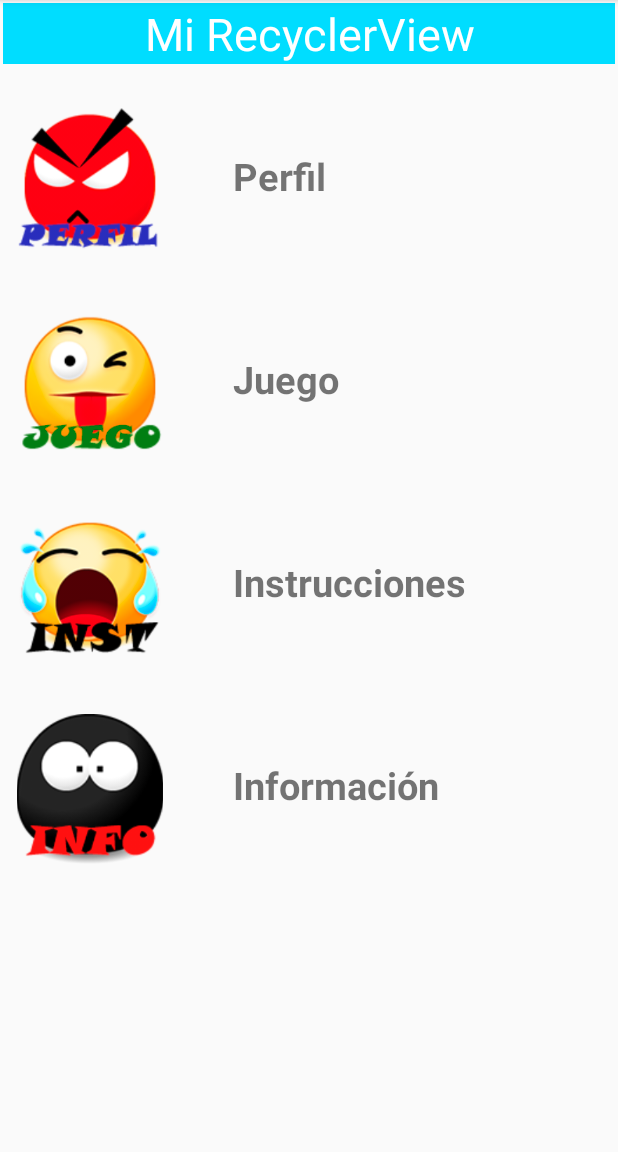
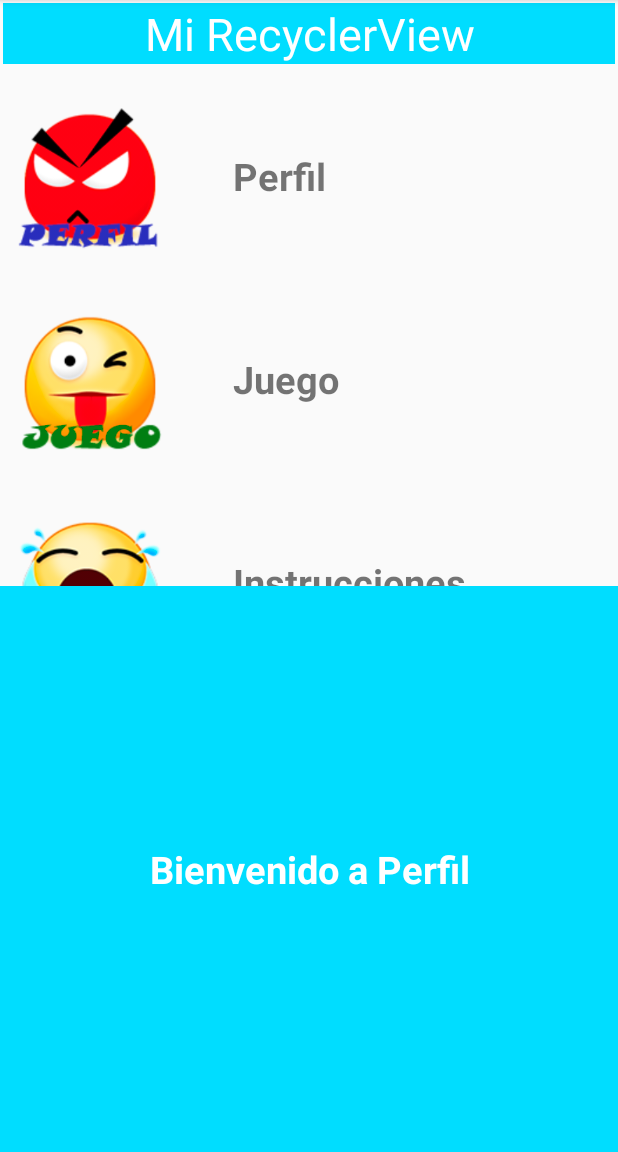
Before and after one commit to jopegi/Programacion_Multimedia, an Android app: the MenuActivity screen opened directly, with no data from a screen before it, after a tap on "Perfil", on a phone screen of 412 x 824 dp, the part 84-1236 px from its top. Run offline under Robolectric (Android 15) with nearby library versions, the phone set to English and light mode, and no system bars; 1 statement that could not run was skipped.

Commit message:
Proyecto04 - PMDM. Funcional.

```diff
--- a/ProyectoSplashImage/app/src/main/java/josevi/android/com/proyectosplashimage/MenuActivity.java
+++ b/ProyectoSplashImage/app/src/main/java/josevi/android/com/proyectosplashimage/MenuActivity.java
@@ -1,21 +1,84 @@
 package josevi.android.com.proyectosplashimage;
 
 import android.net.Uri;
+import android.support.v4.app.FragmentManager;
+import android.support.v4.app.FragmentTransaction;
 import android.support.v7.app.AppCompatActivity;
 import android.os.Bundle;
+import android.widget.FrameLayout;
+import android.widget.Toast;
 
-//Nótese que se ha tenido que implementar la interfaz OnFragmentInteractionListener y su correspondiente
-//método abstracto onFragmentInteraction()
-public class MenuActivity extends AppCompatActivity implements MenuFragment.OnFragmentInteractionListener{
+//Se han tenido que implementar las interfaces ComunicadorFragmentDinamic y ComunicadorFragmentEstatic
+//y sus correspondientes métodos abstractos para poder interactuar con los fragmentos en las que se
+//definen (dichas interfaces)
+public class MenuActivity extends AppCompatActivity implements WellcomeFragment.ComunicadorFragmentDinamic,MenuFragment.ComunicadorFragmentEstatic{
 
     @Override
     protected void onCreate(Bundle savedInstanceState) {
         super.onCreate(savedInstanceState);
         setContentView(R.layout.activity_menu);
+
+        //Instanciamos el fragment dinámico WellcomeFragment en la actividad
+        //y lo añadimos a la misma en el frameLayout cuyo id se denomina contenidoDinamico
+        WellcomeFragment fragmentDinamico = new WellcomeFragment();
+        FragmentManager fm = getSupportFragmentManager();
+        FragmentTransaction ft = fm.beginTransaction();
+        ft.add(R.id.contenidoDinamico, fragmentDinamico);
+        ft.commit();
     }
 
+    //Método abstracto de la interfaz ComunicadorFragmentDinamic perteneciente al fragment dinámico
+    //WellcomeFragment
     @Override
     public void onFragmentInteraction(Uri uri) {
 
     }
+
+    //Métodos abstractos de la interfaz ComunicadorFragmentEstatic perteneciente al fragment estático
+    //MenuFragment
+    @Override
+    public void carregarPerfil() {
+        //Desde esta actividad le pasamos un parémetro de tipo String al fragmento dinámico
+        //WellcomeFragment, mediante su método newInstance(). Esto es así, porque el
+        //constructor de una fragmento no admite parámetros.
+        WellcomeFragment fragmentDinamico = WellcomeFragment.newInstance("Bienvenido a Perfil");
+        FragmentManager fm = getSupportFragmentManager();
+        FragmentTransaction ft = fm.beginTransaction();
+        ft.replace(R.id.contenidoDinamico, fragmentDinamico);
+        ft.commit();
+    }
+
+    @Override
+    public void iniciarJoc() {
+        //Desde esta actividad le pasamos un parémetro de tipo String al fragmento dinámico
+        //WellcomeFragment, mediante su método newInstance(). Esto es así, porque el
+        //constructor de una fragmento no admite parámetros.
+        WellcomeFragment fragmentDinamico = WellcomeFragment.newInstance("Bienvenido a Juego");
+        FragmentManager fm = getSupportFragmentManager();
+        FragmentTransaction ft = fm.beginTransaction();
+        ft.replace(R.id.contenidoDinamico, fragmentDinamico);
+        ft.commit();
+    }
+    @Override
+    public void voreInstruccions(){
+        //Desde esta actividad le pasamos un parémetro de tipo String al fragmento dinámico
+        //WellcomeFragment, mediante su método newInstance(). Esto es así, porque el
+        //constructor de una fragmento no admite parámetros.
+        WellcomeFragment fragmentDinamico = WellcomeFragment.newInstance("Bienvenido a Instrucciones");
+        FragmentManager fm = getSupportFragmentManager();
+        FragmentTransaction ft = fm.beginTransaction();
+        ft.replace(R.id.contenidoDinamico, fragmentDinamico);
+        ft.commit();
+    }
+    @Override
+    public void voreInformacio(){
+        //Desde esta actividad le pasamos un parémetro de tipo String al fragmento dinámico
+        //WellcomeFragment, mediante su método newInstance(). Esto es así, porque el
+        //constructor de una fragmento no admite parámetros.
+        WellcomeFragment fragmentDinamico = WellcomeFragment.newInstance("Bienvenido a Información");
+        FragmentManager fm = getSupportFragmentManager();
+        FragmentTransaction ft = fm.beginTransaction();
+        ft.replace(R.id.contenidoDinamico, fragmentDinamico);
+        ft.commit();
+    }
 }
--- a/ProyectoSplashImage/app/src/main/java/josevi/android/com/proyectosplashimage/MenuFragment.java
+++ b/ProyectoSplashImage/app/src/main/java/josevi/android/com/proyectosplashimage/MenuFragment.java
@@ -10,20 +10,17 @@ import android.support.v7.widget.RecyclerView;
 import android.view.LayoutInflater;
 import android.view.View;
 import android.view.ViewGroup;
+import android.widget.AdapterView;
 import android.widget.Toast;
 
 import java.util.ArrayList;
 import java.util.Arrays;
 
+/*
+* Fragment de tipo estático que se cargará en la actividad MenuActivity y servirá para
+* mostrar un menú que actuará sobre el fragment dinámico WellcomeFragment
+* */
 
-/**
- * A simple {@link Fragment} subclass.
- * Activities that contain this fragment must implement the
- * {@link MenuFragment.OnFragmentInteractionListener} interface
- * to handle interaction events.
- * Use the {@link MenuFragment#newInstance} factory method to
- * create an instance of this fragment.
- */
 public class MenuFragment extends Fragment {
     // TODO: Rename parameter arguments, choose names that match
     // the fragment initialization parameters, e.g. ARG_ITEM_NUMBER
@@ -34,7 +31,7 @@ public class MenuFragment extends Fragment {
     private String mParam1;
     private String mParam2;
 
-    private OnFragmentInteractionListener mListener;
+    private ComunicadorFragmentEstatic mListener;
 
     //Referencia al contededor de datos que se visualizarán en nuestro RecyclerView
     ArrayList<DatosRecyclerView> listaMenu;
@@ -107,8 +104,16 @@ public class MenuFragment extends Fragment {
         adapter.setOnClickListener(new View.OnClickListener() {
             @Override
             public void onClick(View view) {
-
-                Toast.makeText(getContext(),"Selección: "+listaMenu.get(recycler.getChildAdapterPosition(view)).getNombre(),Toast.LENGTH_SHORT).show();
+                if (listaMenu.get(recycler.getChildAdapterPosition(view)).getNombre().compareTo("Perfil")==0){
+                    mListener.carregarPerfil();
+                }else if(listaMenu.get(recycler.getChildAdapterPosition(view)).getNombre().compareTo("Juego")==0){
+                    mListener.iniciarJoc();
+                }else if(listaMenu.get(recycler.getChildAdapterPosition(view)).getNombre().compareTo("Instrucciones")==0){
+                    mListener.voreInstruccions();
+                }else if(listaMenu.get(recycler.getChildAdapterPosition(view)).getNombre().compareTo("Información")==0){
+                    mListener.voreInformacio();
+                }
+                //Toast.makeText(getContext(),"Selección: "+listaMenu.get(recycler.getChildAdapterPosition(view)).getNombre(),Toast.LENGTH_SHORT).show();
             }
         });
 
@@ -126,18 +131,14 @@ public class MenuFragment extends Fragment {
 
     }
 
-    // TODO: Rename method, update argument and hook method into UI event
-    public void onButtonPressed(Uri uri) {
-        if (mListener != null) {
-            mListener.onFragmentInteraction(uri);
-        }
-    }
-
+    /*
+    * Método que permite adjuntar el fragment a una actividad o a un fragmento
+    */
     @Override
     public void onAttach(Context context) {
         super.onAttach(context);
-        if (context instanceof OnFragmentInteractionListener) {
-            mListener = (OnFragmentInteractionListener) context;
+        if (context instanceof ComunicadorFragmentEstatic) {
+            mListener = (ComunicadorFragmentEstatic) context;
         } else {
             throw new RuntimeException(context.toString()
                     + " must implement OnFragmentInteractionListener");
@@ -150,31 +151,17 @@ public class MenuFragment extends Fragment {
         mListener = null;
     }
 
-    /*public void onActivityCreated(Bundle savedInstanceState) {
-        super.onActivityCreated(savedInstanceState);
+    /*
+    Interfaz donde debemos definir los métodos que permitirán interactuar a este fragmento
+    *con una atividad u otro fragmento. Esta interfaz deberá de implementarse y sobreescribir
+    *sus métodos abstractos en la actividad o fragmento con el que se pretenda interactuar
+    */
+    public interface ComunicadorFragmentEstatic {
 
-        //Definimos un Array de Strings con las opciones del menú
-        String[] opcionesMenu = new String[]{"PERFIL", "JUEGO", "INSTRUCCIONES", "INFORMACIÓN"};
+        void carregarPerfil();
+        void iniciarJoc();
+        void voreInstruccions();
+        void voreInformacio();
+    }
 
-        //Convertimos el Array anterior en un ArrayList
-        ArrayList<String> listaMenu = new ArrayList<String>(Arrays.asList(opcionesMenu));
-
-        MenuAdapter adapter = new MenuAdapter(getActivity(),listaMenu);
-
-    }*/
-
-    /**
-     * This interface must be implemented by activities that contain this
-     * fragment to allow an interaction in this fragment to be communicated
-     * to the activity and potentially other fragments contained in that
-     * activity.
-     * <p>
-     * See the Android Training lesson <a href=
-     * "http://developer.android.com/training/basics/fragments/communicating.html"
-     * >Communicating with Other Fragments</a> for more information.
-     */
-    public interface OnFragmentInteractionListener {
-        // TODO: Update argument type and name
-        void onFragmentInteraction(Uri uri);
-    }
 }
--- /dev/null
+++ b/ProyectoSplashImage/app/src/main/java/josevi/android/com/proyectosplashimage/WellcomeFragment.java
@@ -0,0 +1,80 @@
+package josevi.android.com.proyectosplashimage;
+
+import android.content.Context;
+import android.net.Uri;
+import android.os.Bundle;
+import android.support.v4.app.Fragment;
+import android.view.LayoutInflater;
+import android.view.View;
+import android.view.ViewGroup;
+import android.widget.TextView;
+
+public class WellcomeFragment extends Fragment {
+
+    private static final String ARG_PARAM1 = "titol";
+    private String mParam1;
+    private TextView caixaTitol;
+    private ComunicadorFragmentDinamic mListener;
+
+    public WellcomeFragment() {
+        //Se requiere que el constructor esté vacío
+    }
+
+    //Método newInstance() que se utiliza para que el fragment
+    //pueda recibir parámetros
+    public static WellcomeFragment newInstance(String param1) {
+        WellcomeFragment fragment = new WellcomeFragment();
+        Bundle args = new Bundle();
+        args.putString(ARG_PARAM1, param1);
+        fragment.setArguments(args);
+        return fragment;
+    }
+
+    @Override
+    public void onCreate(Bundle savedInstanceState) {
+        super.onCreate(savedInstanceState);
+        if (getArguments() != null) {
+            mParam1 = getArguments().getString(ARG_PARAM1);
+
+        }
+    }
+
+    @Override
+    public View onCreateView(LayoutInflater inflater, ViewGroup container,
+                             Bundle savedInstanceState) {
+
+                View v =inflater.inflate(R.layout.fragment_wellcome, container, false);
+                caixaTitol = (TextView) v.findViewById(R.id.LabelMensaje);
+                caixaTitol.setText(mParam1);
+
+                return v;
+    }
+
+
+    @Override
+    public void onAttach(Context context) {
+        super.onAttach(context);
+        if (context instanceof ComunicadorFragmentDinamic) {
+            mListener = (ComunicadorFragmentDinamic) context;
+        } else {
+            throw new RuntimeException(context.toString()
+                    + " must implement OnFragmentInteractionListener");
+        }
+    }
+
+    @Override
+    public void onDetach() {
+        super.onDetach();
+        mListener = null;
+    }
+
+    /*
+     * This interface must be implemented by activities that contain this
+     * fragment to allow an interaction in this fragment to be communicated
+     * to the activity and potentially other fragments contained in that
+     * activity.
+     */
+    public interface ComunicadorFragmentDinamic {
+        void onFragmentInteraction(Uri uri);
+    }
+}
--- a/ProyectoSplashImage/app/src/main/res/layout/activity_menu.xml
+++ b/ProyectoSplashImage/app/src/main/res/layout/activity_menu.xml
@@ -7,6 +7,7 @@
     android:orientation="vertical"
     tools:context="josevi.android.com.proyectosplashimage.MenuActivity">
 
+    <!--Fragment estático que cargará las opcionesde menú-->
     <!--Con android:name indicamos la ruta a la clase java que define la lógica del fragment -->
     <!--Con tools:layout indicamos la ruta al xml que define la interfaz gráfica del fragment -->
     <fragment
@@ -14,6 +15,15 @@
         android:id="@+id/list_fragment"
         android:layout_width="match_parent"
         android:layout_height="wrap_content"
-        tools:layout="@layout/fragment_menu"/>
+        tools:layout="@layout/fragment_menu"
+        android:layout_weight="1"/>
+
+    <!--Contenedor de un fragment dinámico-->
+    <FrameLayout
+        android:id="@+id/contenidoDinamico"
+        android:layout_width="match_parent"
+        android:layout_height="match_parent"
+        android:layout_weight="2">
+    </FrameLayout>
 
 </LinearLayout>
--- /dev/null
+++ b/ProyectoSplashImage/app/src/main/res/layout/fragment_wellcome.xml
@@ -0,0 +1,27 @@
+<FrameLayout xmlns:android="http://schemas.android.com/apk/res/android"
+    xmlns:tools="http://schemas.android.com/tools"
+    android:layout_width="match_parent"
+    android:layout_height="match_parent"
+    tools:context="josevi.android.com.proyectosplashimage.WellcomeFragment">
+
+    <LinearLayout
+        android:layout_width="match_parent"
+        android:layout_height="match_parent"
+        android:layout_gravity="center"
+        android:orientation="vertical">
+
+
+        <TextView
+            android:id="@+id/LabelMensaje"
+            android:layout_width="match_parent"
+            android:layout_height="match_parent"
+            android:background="@android:color/holo_blue_bright"
+            android:gravity="center"
+            android:text="@string/mensaje_bienvenida"
+            android:textColor="@android:color/background_light"
+            android:textSize="25sp"
+            android:textStyle="bold" />
+
+    </LinearLayout>
+
+</FrameLayout>
--- a/ProyectoSplashImage/app/src/main/res/values/strings.xml
+++ b/ProyectoSplashImage/app/src/main/res/values/strings.xml
@@ -4,4 +4,5 @@
 
     <!-- TODO: Remove or change this placeholder text -->
     <string name="hello_blank_fragment">Hello blank fragment</string>
+    <string name="mensaje_bienvenida">Bienvenidos a la app!!</string>
 </resources>
```
